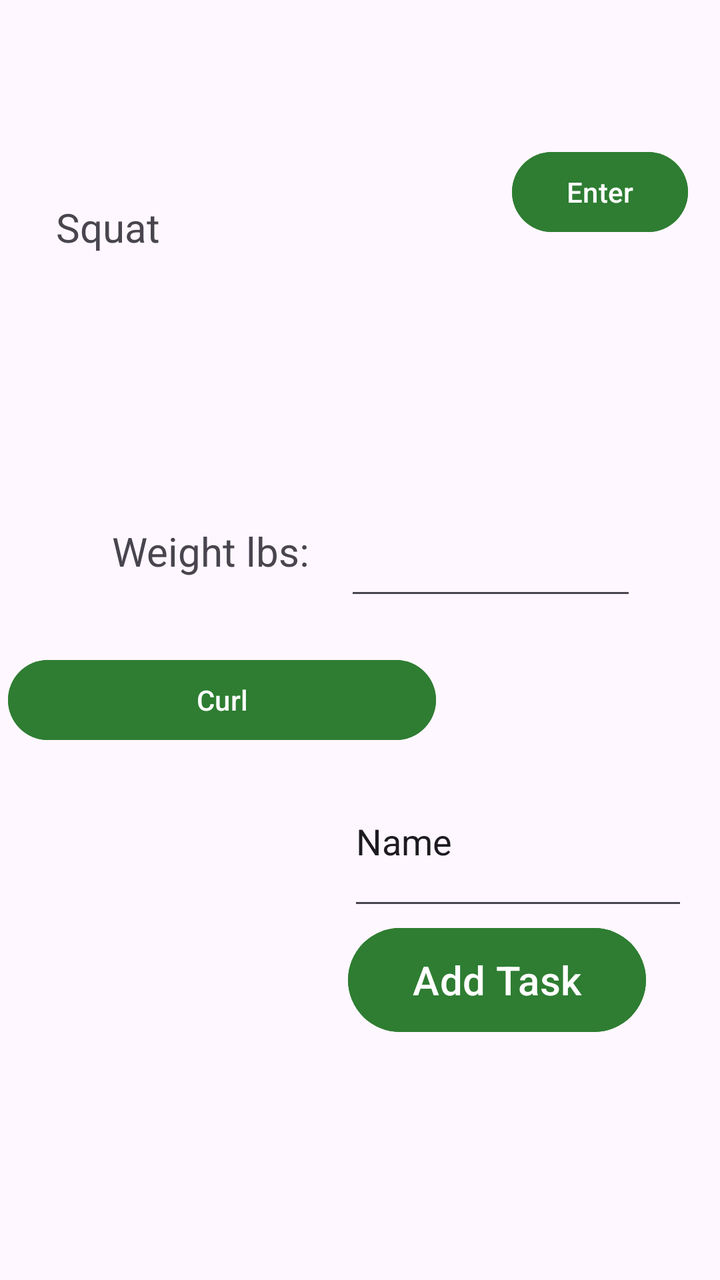
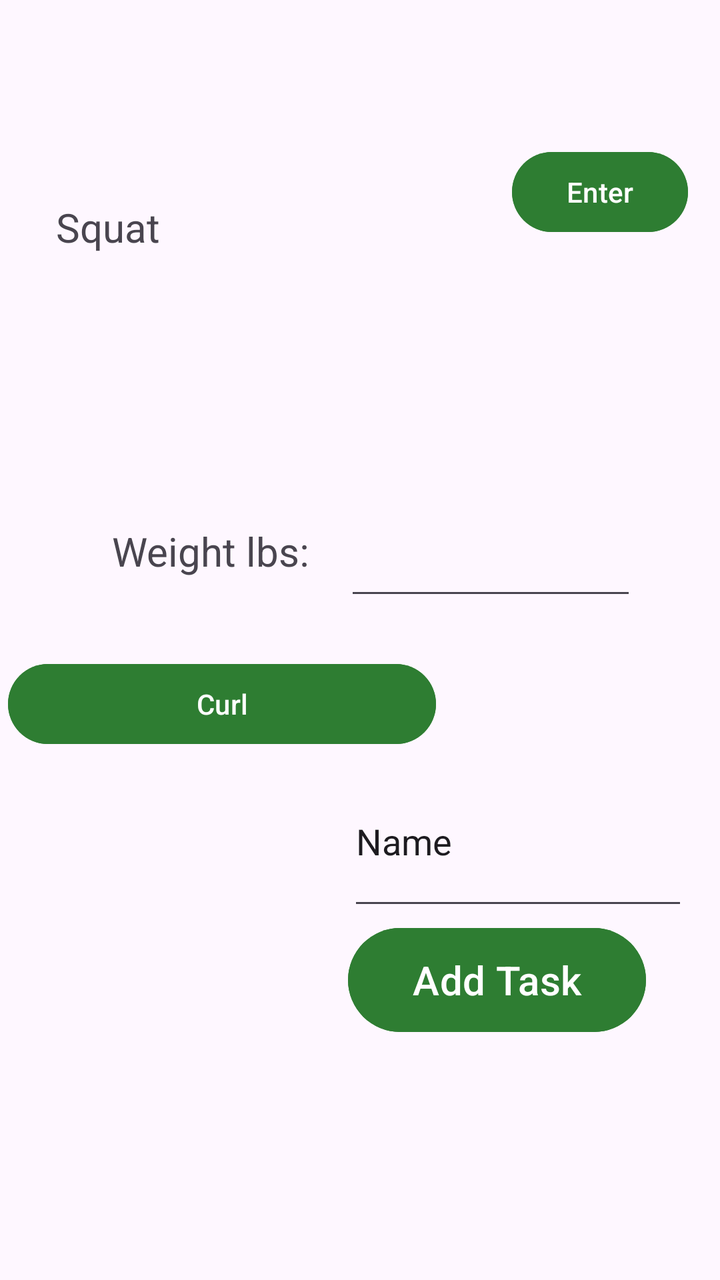

Before-and-after screenshots of an Android layout around one commit, followed by the original layout XML and the change that was made.
<!-- AndroidManifest.xml: application theme Theme.Thriveapp -->
<!-- res/layout/activity_goal_tracking.xml -->
<?xml version="1.0" encoding="utf-8"?>
<androidx.constraintlayout.widget.ConstraintLayout xmlns:android="http://schemas.android.com/apk/res/android"
    xmlns:app="http://schemas.android.com/apk/res-auto"
    xmlns:tools="http://schemas.android.com/tools"
    android:id="@+id/main"
    android:layout_width="match_parent"
    android:layout_height="match_parent"
    tools:context=".GoalTracking">

    <ScrollView
        android:id="@+id/constraint"
        android:layout_width="214dp"
        android:layout_height="202dp"
        android:layout_marginStart="4dp"
        android:layout_marginBottom="112dp"
        app:layout_constraintBottom_toBottomOf="parent"
        app:layout_constraintStart_toStartOf="parent">

        <LinearLayout
            android:id="@+id/buttonContainer"
            android:layout_width="match_parent"
            android:layout_height="wrap_content"
            android:animateLayoutChanges="true"
            android:isScrollContainer="true"
            android:orientation="vertical"
            android:scrollbarAlwaysDrawVerticalTrack="true"
            android:scrollbars="vertical">

            <Button
                android:id="@+id/button15"
                android:layout_width="match_parent"
                android:layout_height="wrap_content"
                android:backgroundTint="@color/primary_green"
                android:onClick="ClickedExercise"
                android:text="Curl" />

        </LinearLayout>
    </ScrollView>

    <TextView
        android:id="@+id/ExerciseName"
        android:layout_width="168dp"
        android:layout_height="38dp"
        android:layout_marginStart="28dp"
        android:layout_marginTop="100dp"
        android:text="Squat"
        android:textSize="20sp"
        app:layout_constraintStart_toStartOf="parent"
        app:layout_constraintTop_toTopOf="parent" />

    <TextView
        android:id="@+id/textView5"
        android:layout_width="112dp"
        android:layout_height="39dp"
        android:layout_marginStart="56dp"
        android:layout_marginTop="124dp"
        android:text="Weight lbs: "
        android:textSize="20sp"
        app:layout_constraintStart_toStartOf="parent"
        app:layout_constraintTop_toBottomOf="@+id/ExerciseName" />

    <EditText
        android:id="@+id/DataField"
        android:layout_width="146dp"
        android:layout_height="45dp"
        android:layout_marginStart="8dp"
        android:layout_marginTop="260dp"
        android:layout_marginEnd="60dp"
        android:ems="10"
        android:inputType="number"
        app:layout_constraintEnd_toEndOf="parent"
        app:layout_constraintHorizontal_bias="0.172"
        app:layout_constraintStart_toEndOf="@+id/textView5"
        app:layout_constraintTop_toTopOf="parent" />

    <Button
        android:id="@+id/button"
        android:layout_width="wrap_content"
        android:layout_height="wrap_content"
        android:layout_marginTop="72dp"
        android:layout_marginEnd="16dp"
        android:backgroundTint="@color/primary_green"
        android:onClick="InformationAdded"
        android:text="Enter"
        android:textColorLink="#02FA13"
        app:layout_constraintEnd_toEndOf="parent"
        app:layout_constraintTop_toTopOf="parent" />

    <LinearLayout
        android:layout_width="170dp"
        android:layout_height="246dp"
        android:layout_marginEnd="16dp"
        android:layout_marginBottom="16dp"
        android:orientation="vertical"
        app:layout_constraintBottom_toBottomOf="parent"
        app:layout_constraintEnd_toEndOf="parent">

        <EditText
            android:id="@+id/editTextText"
            android:layout_width="wrap_content"
            android:layout_height="wrap_content"
            android:layout_weight="1"
            android:ems="10"
            android:inputType="text"
            android:text="Name" />

        <Button
            android:id="@+id/addTaskButton"
            android:layout_width="149dp"
            android:layout_height="60dp"
            android:layout_marginEnd="60dp"
            android:layout_marginBottom="104dp"
            android:backgroundTint="@color/primary_green"
            android:onClick="addTask"
            android:text="Add Task"
            android:textAlignment="center"
            android:textDirection="firstStrong"
            android:textScaleX="1"
            android:textSize="20sp" />

    </LinearLayout>

</androidx.constraintlayout.widget.ConstraintLayout>
<!-- resources referenced by this layout -->
<resources>
  <color name="primary_green">#2E7D32</color>
  <style name="Theme.Thriveapp" parent="Base.Theme.Thriveapp" />
  <style name="Base.Theme.Thriveapp" parent="Theme.Material3.DayNight.NoActionBar">
          
          
      </style>
</resources>

<!-- the commit's change to res/layout/activity_goal_tracking.xml (unified diff, before → after) -->
@@ -21,8 +21,10 @@
             android:layout_width="match_parent"
             android:layout_height="wrap_content"
             android:animateLayoutChanges="true"
+            android:dividerPadding="2dp"
             android:isScrollContainer="true"
             android:orientation="vertical"
+            android:paddingVertical="2dp"
             android:scrollbarAlwaysDrawVerticalTrack="true"
             android:scrollbars="vertical">
 
@@ -96,7 +98,7 @@
         app:layout_constraintEnd_toEndOf="parent">
 
         <EditText
-            android:id="@+id/editTextText"
+            android:id="@+id/newTaskNameInput"
             android:layout_width="wrap_content"
             android:layout_height="wrap_content"
             android:layout_weight="1"
